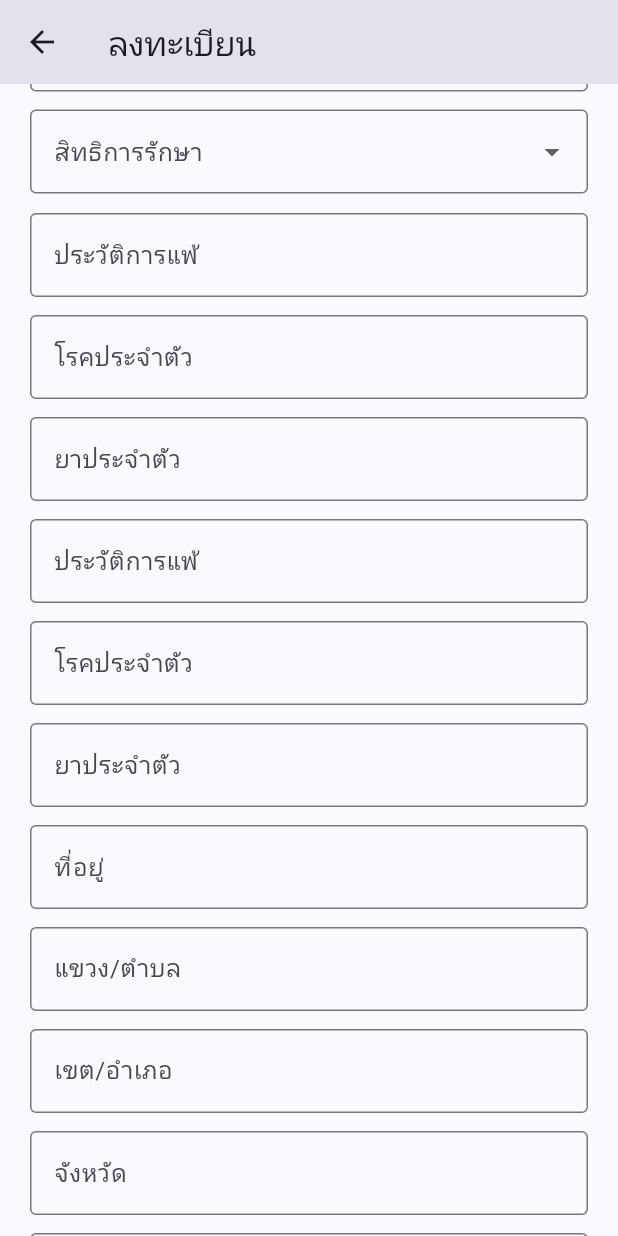
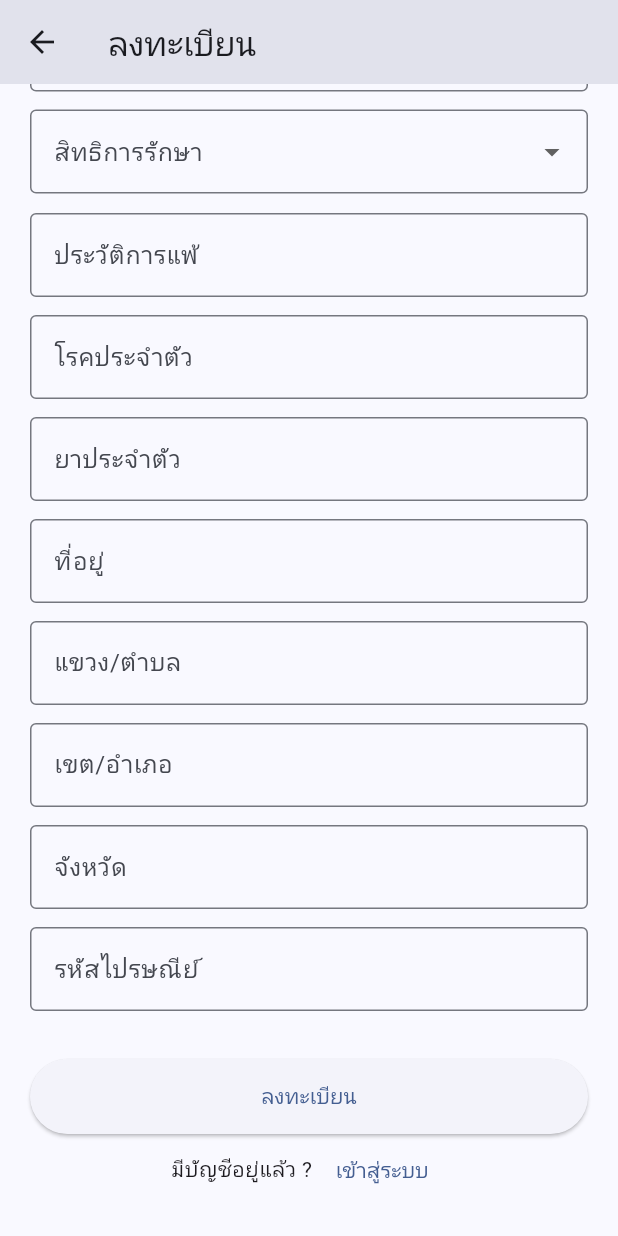
Before and after one commit to toyourmint/Smile-Dental-Clinic, a Flutter app: the RegisterScreen screen opened directly, scrolled down 549 dp, on a phone screen of 412 x 824 dp. Run offline on Flutter 3.47's test engine with Material 3 defaults, Android fonts, the phone set to English and light mode, and no system bars; our stand-ins replace google_fonts; Roboto replaces fonts that are missing (Kanit).

Commit message:
Update register_screen.dart

```diff
--- a/frontend/mylogin/lib/screen/register_screen.dart
+++ b/frontend/mylogin/lib/screen/register_screen.dart
@@ -315,10 +315,6 @@ class _RegisterScreenState extends State<RegisterScreen> {
               buildField("โรคประจำตัว", disease),
               buildField("ยาประจำตัว", medicine),
 
-              buildField("ประวัติการแพ้", allergies),
-              buildField("โรคประจำตัว", disease),
-              buildField("ยาประจำตัว", medicine),
-
               buildField("ที่อยู่", address),
               buildField("แขวง/ตำบล", subDistrict),
               buildField("เขต/อำเภอ", district),
```
